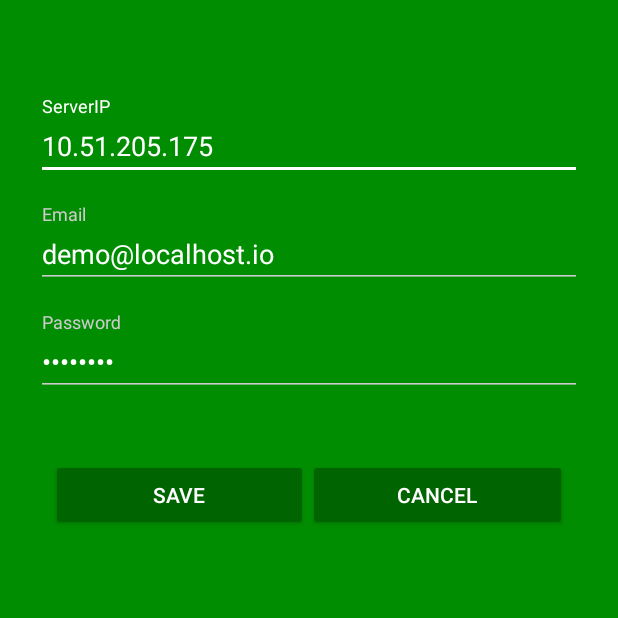
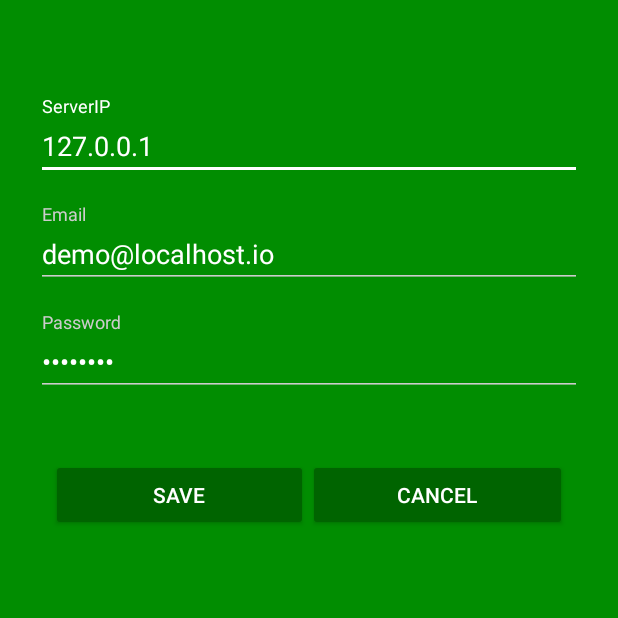
Before and after one commit to hosung03/DrawPadAndEPubReader_android, an Android app: the screen it shows after launch (ObjSvrSettingActivity), after a tap on "Change Remote DB Setting? Click here", on a phone screen of 412 x 824 dp, the top half of it. Run offline under Robolectric (Android 15) with nearby library versions, the phone set to English and light mode, and no system bars; libraries missing offline, so code that uses them is left out: io.realm, io.realm.exceptions; 1 statement that could not run was skipped; 2 other taps on this screen came first.

```diff
--- a/app/src/main/java/com/hosung/drawpadandepubreader/LoginActivity.java
+++ b/app/src/main/java/com/hosung/drawpadandepubreader/LoginActivity.java
@@ -78,9 +78,9 @@ public class LoginActivity extends AppCompatActivity {
 
 
         // for test
-        MainActivity.setRrealmServerIP("10.51.205.175");
-        emailText.setText("test@localhost.io");
-        passwordText.setText("1234");
+        // MainActivity.setRrealmServerIP("10.20.144.100");
+        // emailText.setText("test@localhost.io");
+        // passwordText.setText("1234");
     }
 
     public void login() {
--- a/epublib/src/main/res/values/strings.xml
+++ b/epublib/src/main/res/values/strings.xml
@@ -90,4 +90,7 @@
 
     <!-- TODO: Remove or change this placeholder text -->
     <string name="hello_blank_fragment">Hello blank fragment</string>
+
+    <string name="appbar_scrolling_view_behavior" translatable="false">android.support.design.widget.AppBarLayout$ScrollingViewBehavior</string>
+
 </resources>
```
Also changed, not shown: epublib/src/main/res/layout/fragment_epub_page.xml (+14 -3 lines), 86 other files.
